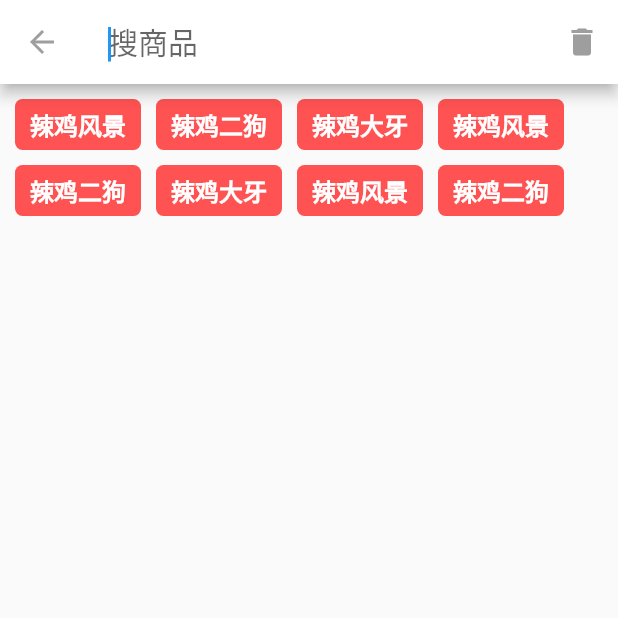
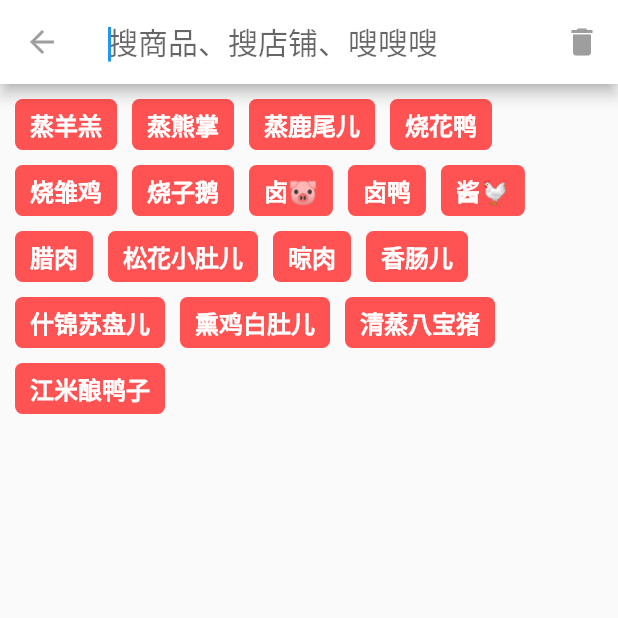
Before and after one commit to jiangen1016/flutter-shoping, a Flutter app: the screen it shows after launch, after a tap on the "search" icon, on a phone screen of 412 x 824 dp, the top half of it. Run offline on Flutter 3.47's test engine with Material 2 defaults, Android fonts, the phone set to English and light mode, and no system bars; our stand-ins replace dio, flutter_swiper; missing offline and left inert: city_pickers; network calls fail.

```diff
--- a/lib/car.dart
+++ b/lib/car.dart
@@ -364,6 +364,9 @@ class _GoodsNumState extends State<GoodsNum> {
                             print(int.parse(e));
                             if (int.parse(e) > 999) {
                               numberController.text = '999';
+                              setState(() {
+                                countText = '999';
+                              });
                             } else {
                               numberController.text = e;
                             }
--- a/lib/index.dart
+++ b/lib/index.dart
@@ -143,7 +143,7 @@ class _IndexState extends State<Index> with AutomaticKeepAliveClientMixin {
             fit: BoxFit.fill,
           ),
           GridView.builder(
-            padding: EdgeInsets.all(0),
+            padding: EdgeInsets.all(10),
             physics: new NeverScrollableScrollPhysics(),
             shrinkWrap: true,
             itemCount: goodsList.length,
@@ -153,7 +153,7 @@ class _IndexState extends State<Index> with AutomaticKeepAliveClientMixin {
                 crossAxisSpacing: 0.0,
                 childAspectRatio: 2 / 3),
             itemBuilder: (BuildContext context, int index) {
-              return  GoodsItem(
+              return GoodsItem(
                 goodList: goodsList,
                 index: index,
               );
--- a/lib/main.dart
+++ b/lib/main.dart
@@ -36,7 +36,7 @@ class _ShoppingState extends State<Shopping> {
       pageController.jumpToPage(index);
       switch (selectBar) {
         case 0:
-          titleName = '京东商城';
+          titleName = '盛安德商城';
           break;
         case 1:
           titleName = '购物车';
@@ -64,7 +64,7 @@ class _ShoppingState extends State<Shopping> {
 
   Widget build(BuildContext context) {
     return MaterialApp(
-      title: '京东商城',
+      title: '盛安德商城',
       theme: ThemeData(primaryColor: Colors.redAccent),
       home: Scaffold(
         appBar: AppBar(
@@ -118,7 +118,7 @@ class _ShoppingState extends State<Shopping> {
 
 class SearchBarDelegate extends SearchDelegate<String> {
   @override
-  String searchFieldLabel = '搜商品';
+  String searchFieldLabel = '搜商品、搜店铺、嗖嗖嗖';
 
   @override
   List<Widget> buildActions(BuildContext context) {
@@ -161,14 +161,23 @@ class SearchBarDelegate extends SearchDelegate<String> {
       return Padding(
           padding: const EdgeInsets.all(10.0),
           child: SuggestionTags(tagList: [
-            '辣鸡风景',
-            '辣鸡二狗',
-            '辣鸡大牙',
-            '辣鸡风景',
-            '辣鸡二狗',
-            '辣鸡大牙',
-            '辣鸡风景',
-            '辣鸡二狗'
+            '蒸羊羔',
+            '蒸熊掌',
+            '蒸鹿尾儿',
+            '烧花鸭',
+            '烧雏鸡',
+            '烧子鹅',
+            '卤🐷',
+            '卤鸭',
+            '酱🐔',
+            '腊肉',
+            '松花小肚儿',
+            '晾肉',
+            '香肠儿',
+            '什锦苏盘儿',
+            '熏鸡白肚儿',
+            '清蒸八宝猪',
+            '江米酿鸭子'
           ]));
     } else {
       return ListView.builder(
@@ -194,7 +203,6 @@ class SearchItem extends StatelessWidget {
       child: IconButton(
         icon: Icon(Icons.search),
         onPressed: () {
-          print('打开搜索啊');
           showSearch(context: context, delegate: SearchBarDelegate());
         },
       ),
--- a/lib/model/index.dart
+++ b/lib/model/index.dart
@@ -43,7 +43,8 @@ class AddressModel {
   String locationCode;
   String city;
   String area;
+  bool isDefault;
   String address;
   AddressModel(this.userName, this.phone, this.province, this.locationCode,
-      this.city, this.area, this.address);
+      this.city, this.area, this.address, this.isDefault);
 }
```
Also changed, not shown: lib/address.dart (+6 -2 lines), lib/edit_address.dart (+77 -59 lines), lib/login.dart (added, +17 -0 lines).
